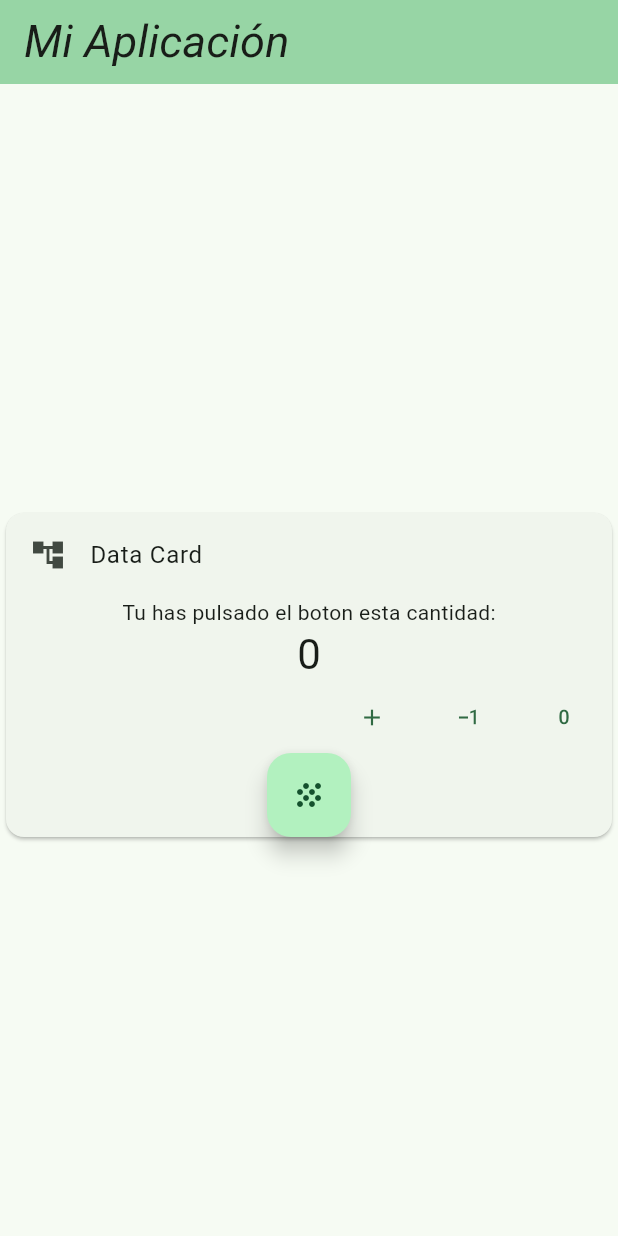
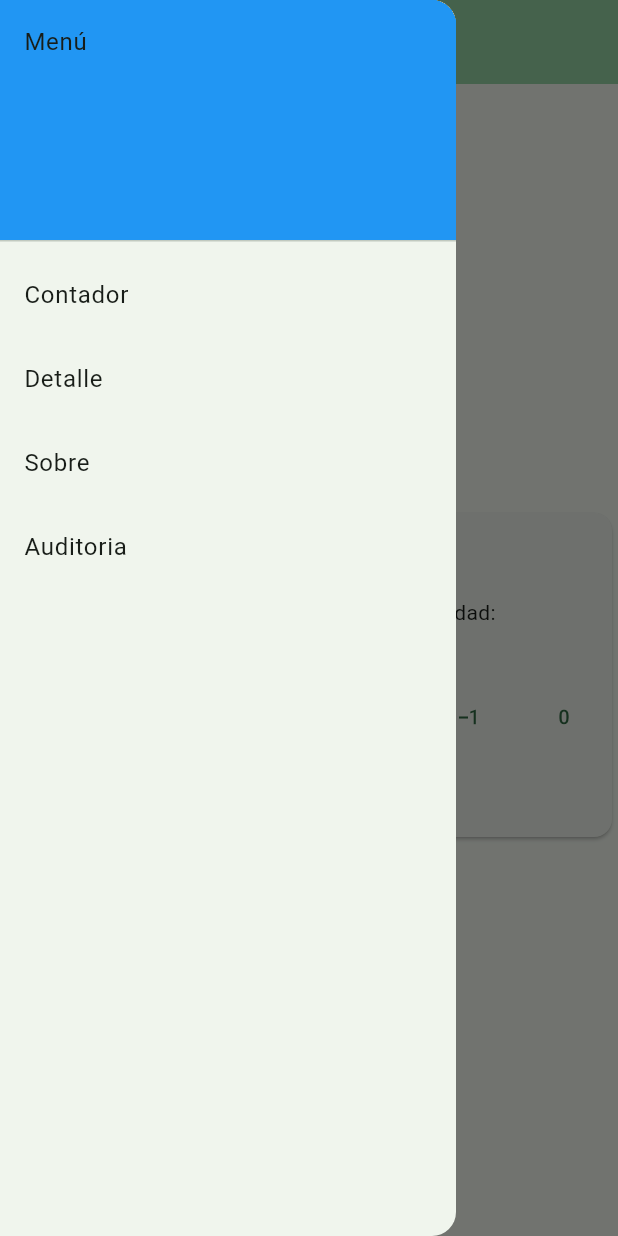
Before and after one commit to Nai144/3479A321_2022479501, a Flutter app: the screen it shows after launch, with the side drawer open (before the commit the screen has no drawer), on a phone screen of 412 x 824 dp. Run offline on Flutter 3.47's test engine with Material 3 defaults, Android fonts, the phone set to English and light mode, and no system bars; our stand-ins replace flutter_svg, logger; Roboto replaces fonts that are missing (Decaydence).

Commit message:
Auditoria Screen

```diff
--- a/lib/pages/main.dart
+++ b/lib/pages/main.dart
@@ -49,13 +49,26 @@ class MyHomePage extends StatefulWidget {
   const MyHomePage({super.key, required this.title});
   final String title;
   @override
-  State<MyHomePage> createState() => _MyHomePageState();
+  State<MyHomePage> createState(){
+    final Logger loggerState = Logger();
+    loggerState.i("Create State!");
+    return  _MyHomePageState();
+    }
 }
 
 
 
 class _MyHomePageState extends State<MyHomePage> {
   int _counter = 0;
+  final Logger logger = Logger();
+
+
+  @override
+  void initState() {
+    super.initState();
+    var logger = Logger();
+    logger.d("Logger is working!");
+  }
 
   void _incrementCounter() {
     setState(() {
@@ -96,6 +109,13 @@ class _MyHomePageState extends State<MyHomePage> {
     });
 
   }
+  void _goToAuditoriaScreen(){
+    setState(() {
+      Navigator.push(context
+      , MaterialPageRoute(builder: (context)=>const AuditoriaScreen())
+      );
+    });
+  }
 
   @override
   Widget build(BuildContext context) {
@@ -107,6 +127,47 @@ class _MyHomePageState extends State<MyHomePage> {
 
         title: Text(widget.title),
 
+      ),
+      drawer: Drawer(
+        child: ListView(
+          padding: EdgeInsets.zero,
+          children: <Widget>[
+            const DrawerHeader(
+              decoration: BoxDecoration(
+                color: Colors.blue,
+              ),
+              child: Text('Menú'),
+            ),
+            ListTile(
+              title: const Text('Contador'),
+              onTap: () {
+                Navigator.pop(context);
+                // Acción para la Opción 1
+              },
+            ),
+            ListTile(
+              title: const Text('Detalle'),
+              onTap: () {
+                Navigator.pop(context);
+                // Acción para la Opción 2
+              },
+            ),
+            ListTile(
+              title: const Text('Sobre'),
+              onTap: () {
+                Navigator.pop(context);
+                // Acción para la Opción 3
+              },
+            ),
+            ListTile(
+              title: const Text('Auditoria'),
+              onTap: () {
+                _goToAuditoriaScreen();
+
+              },
+            ),
+          ],
+        ),
       ),
       body: Center(
 
@@ -289,3 +350,39 @@ class AboutScreen extends StatelessWidget {
     );
   }
 }
+
+class AuditoriaScreen extends StatelessWidget {
+  const AuditoriaScreen({super.key});
+
+  @override
+  Widget build(BuildContext context) {
+    // Lista de elementos de auditoría
+    final List<String> auditItems = [
+      'Item 1',
+      'Item 2',
+      'Item 3',
+      'Item 4',
+      'Item 5',
+      'Item 6',
+      'Item 7',
+      'Item 8',
+    ];
+
+    return Scaffold(
+      appBar: AppBar(
+        title: const Text('Auditoria'),
+      ),
+      body: ListView.builder(
+        itemCount: auditItems.length,
+        itemBuilder: (context, index) {
+          return ListTile(
+            title: Text(auditItems[index]),
+            onTap: () {
+
+            },
+          );
+        },
+      ),
+    );
+  }
+}
```
